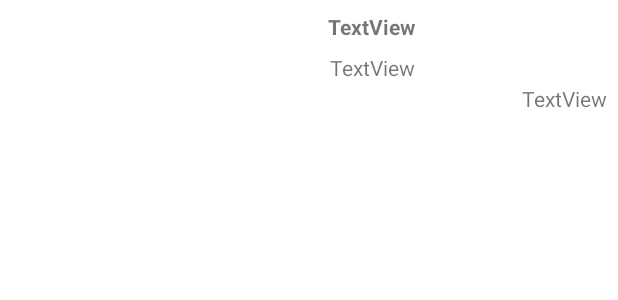
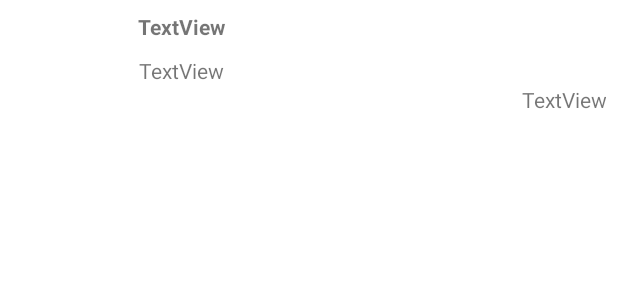
Before and after one commit to PrimoDev23/NewsApp, an Android app: the layout news_item.xml on its own in the app's theme, with its tools: preview values and no code run, on a phone screen of 412 x 824 dp. Shown: the top 300 px of the screen. Run offline under Robolectric (Android 15) with nearby library versions, the phone set to English and light mode, and no system bars.

Commit message:
fix(news_item): Fixup news_item layout

```diff
--- a/app/src/main/res/layout/news_item.xml
+++ b/app/src/main/res/layout/news_item.xml
@@ -28,6 +28,7 @@
         app:layout_constrainedWidth="true"
         app:layout_constraintBottom_toBottomOf="parent"
         app:layout_constraintEnd_toEndOf="parent"
+        app:layout_constraintHorizontal_bias="0.0"
         app:layout_constraintStart_toEndOf="@+id/news_image"
         app:layout_constraintTop_toTopOf="parent"
         app:layout_constraintVertical_bias="0.0"
@@ -46,10 +47,10 @@
         app:layout_constrainedWidth="true"
         app:layout_constraintBottom_toBottomOf="parent"
         app:layout_constraintEnd_toEndOf="parent"
-        app:layout_constraintHorizontal_bias="0.501"
+        app:layout_constraintHorizontal_bias="0.003"
         app:layout_constraintStart_toEndOf="@+id/news_image"
         app:layout_constraintTop_toBottomOf="@+id/txt_title"
-        app:layout_constraintVertical_bias="0.0"
+        app:layout_constraintVertical_bias="0.142"
         app:layout_constraintWidth_default="wrap" />
 
     <TextView
```
